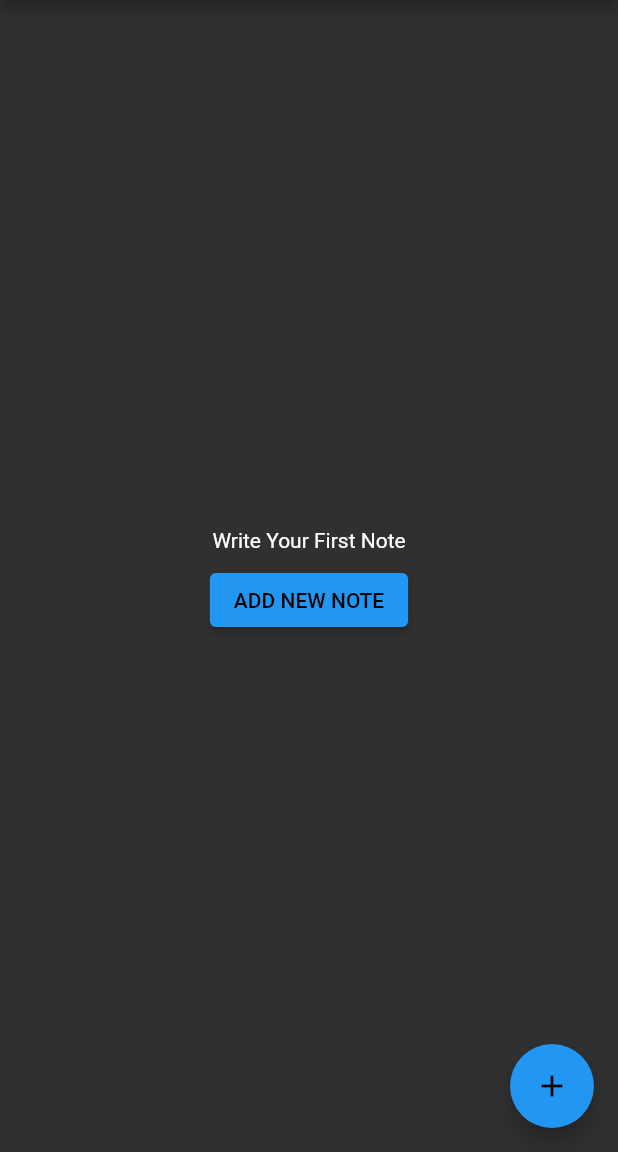
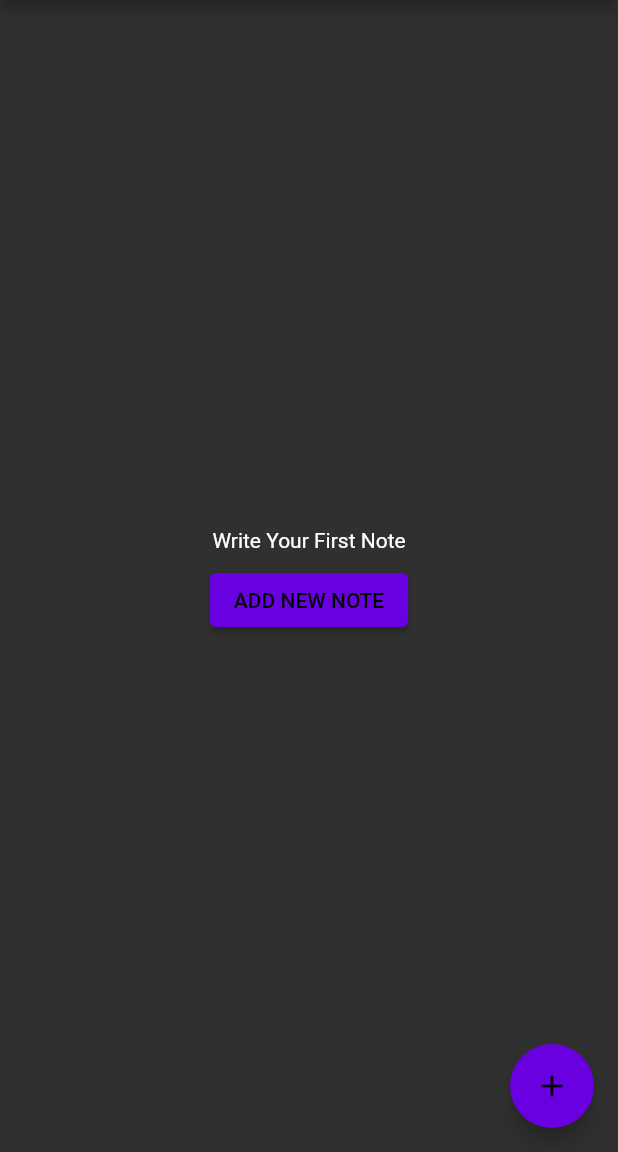
Before and after one commit to MohammadJavad2007/Little-Note, a Flutter app: the screen it shows after launch, after a tap on the "dark mode" icon, on a phone screen of 412 x 824 dp, the part 84-1236 px from its top. Run offline on Flutter 3.47's test engine with Material 2 defaults, Android fonts, the phone set to English and light mode, and no system bars; our stand-ins replace get, hive, hive_flutter, shared_preferences; accounts and stored records are empty.

Commit message:
material color

```diff
--- a/lib/main.dart
+++ b/lib/main.dart
@@ -5,7 +5,7 @@ import 'package:hive_flutter/hive_flutter.dart';
 import 'package:notes/models/person.dart';
 
 void main() async {
-    // Initialize hive
+  // Initialize hive
   await Hive.initFlutter();
   // Registering the adapter
   Hive.registerAdapter(PersonAdapter());
@@ -27,7 +27,29 @@ class Notes extends StatefulWidget {
 }
 
 class _NotesState extends State<Notes> {
-  MaterialColor themeColor = Colors.blue;
+
+
+
+  // ignore: non_constant_identifier_names
+  Color ColorTheme2() {
+    return Color(0xFF6800DF);
+  }
+
+  MaterialColor themeColor = const MaterialColor(
+    0xFF6800DF,
+    <int, Color>{
+      50: Color(0xFF6800DF),
+      100: Color(0xFF6800DF),
+      200: Color(0xFF6800DF),
+      300: Color(0xFF6800DF),
+      400: Color(0xFF6800DF),
+      500: Color(0xFF6800DF),
+      600: Color(0xFF6800DF),
+      700: Color(0xFF6800DF),
+      800: Color(0xFF6800DF),
+      900: Color(0xFF6800DF),
+    },
+  );
 
   @override
   void dispose() {
--- a/pubspec.yaml
+++ b/pubspec.yaml
@@ -38,7 +38,6 @@ dependencies:
   get: ^4.6.5
   hive: ^2.2.3
   hive_flutter: ^1.1.0
-  localstorage: ^4.0.0+1
   shared_preferences: ^2.2.0
 
 dev_dependencies:
```
Also changed, not shown: pubspec.lock.
